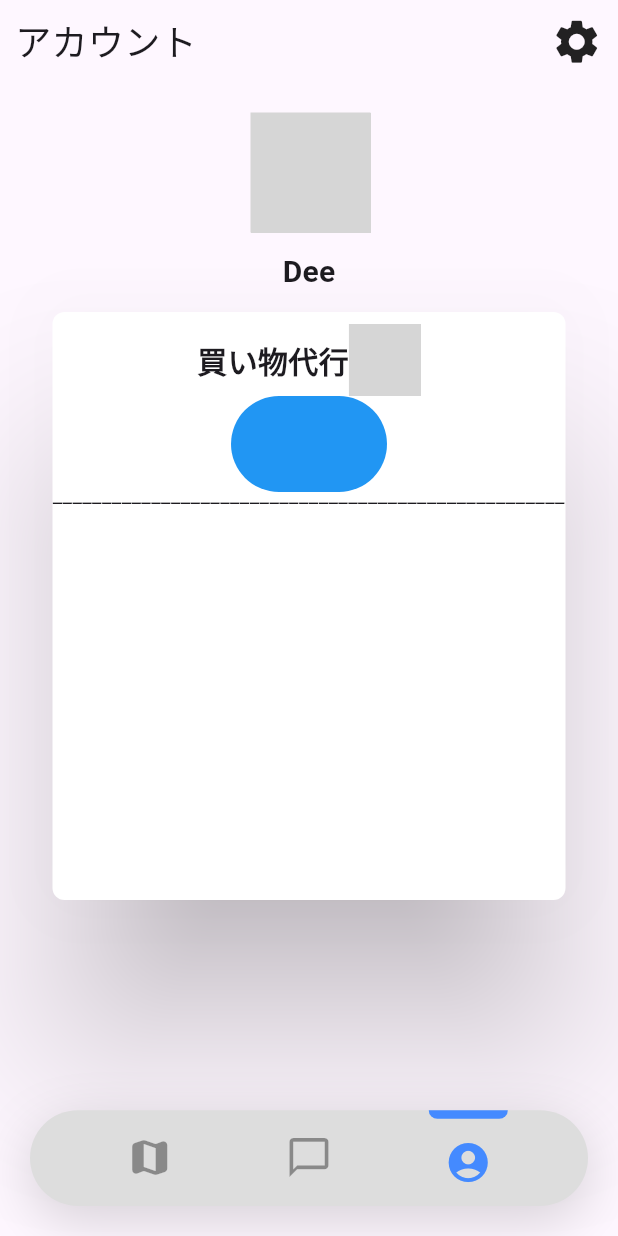
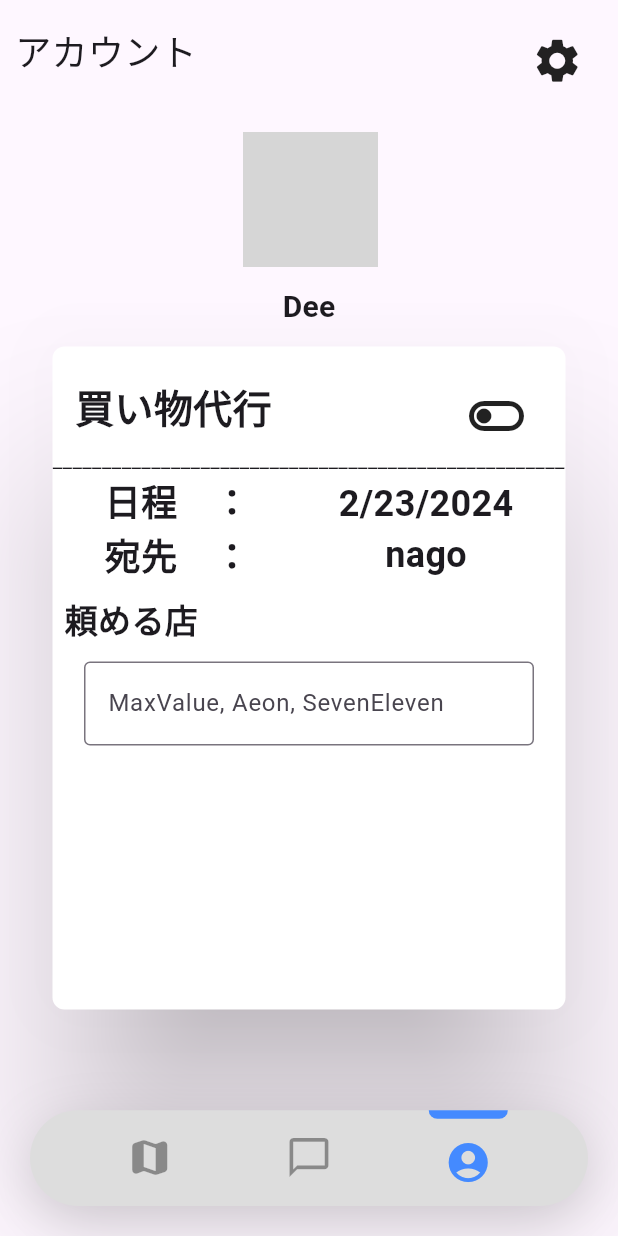
Before and after one commit to yambaru-hackathon/Group-9, a Flutter app: the screen it shows after launch, item 3 of the bottom bar chosen, on a phone screen of 412 x 824 dp. Run offline on Flutter 3.47's test engine with Material 3 defaults, Android fonts, the phone set to English and light mode, and no system bars; drawn by our look-alikes of flutter_profile_picture; our stand-ins replace cloud_firestore, firebase_auth, firebase_core; accounts and stored records are empty; grey boxes are pictures that could not be loaded.

Commit message:
account page

```diff
--- a/lib/pages/account_page.dart
+++ b/lib/pages/account_page.dart
@@ -2,6 +2,11 @@ import 'package:flutter/material.dart';
 import 'package:flutter_profile_picture/flutter_profile_picture.dart';
 
 const String name = 'Dee';
+const String date = '2/23/2024';
+const String des_city = 'nago';
+const String req_shop = 'MaxValue, Aeon, SevenEleven';
+
+
 bool switch_value = true;
 class AccountScreen extends StatelessWidget {
    const AccountScreen({Key? key}) : super(key: key);
@@ -25,13 +30,15 @@ class AccountScreen extends StatelessWidget {
                     ],
                   ),
                   Spacer(),
-                  Column(
-                    crossAxisAlignment: CrossAxisAlignment.end,
-                    children: [
-                      Padding(padding: EdgeInsets.fromLTRB(0, 0, 10, 0)),
+                  Padding(
+                    padding: EdgeInsets.fromLTRB(0, 13, 13, 0),
+                    child: Column(
+                      crossAxisAlignment: CrossAxisAlignment.end,
+                      children: [
+                      Icon(Icons.settings,size:35,),
                     ],
+                    ),
                   ),
-                  Icon(Icons.settings,size:35,),
                 ],
               ),
             ),
@@ -42,7 +49,7 @@ class AccountScreen extends StatelessWidget {
                 children: [
                  ProfilePicture(
                     name: name,
-                    radius: 40,
+                    radius: 45,
                     fontsize: 21,),
                 ],
               ),
@@ -65,7 +72,7 @@ class AccountScreen extends StatelessWidget {
               children: [
                 SizedBox(
                   width: 350,
-                  height: 400,
+                  height: 450,
                   child: Card(
                     elevation: 50,
                     shape: RoundedRectangleBorder(
@@ -75,38 +82,94 @@ class AccountScreen extends StatelessWidget {
                     child: Column(
                       children: [
                         Padding(
-                          padding: EdgeInsets.all(8.0),
+                          padding: EdgeInsets.fromLTRB(15, 13, 13, 0),
                           child: Row(
-                            mainAxisAlignment: MainAxisAlignment.center,
                             children: [
                               Column(
+                                crossAxisAlignment: CrossAxisAlignment.start,
                                 children: [
                                   Text('買い物代行', style :TextStyle(
                                     fontWeight: FontWeight.bold,
-                                    fontSize: 20,
+                                    fontSize: 26,
                                     ),
                                     ),
                                 ],
                               ),
-                              Column(
+                              Spacer(),
+                            Padding(
+                              padding: EdgeInsets.fromLTRB(0, 13, 13, 0),
+                              child: Column(
+                                crossAxisAlignment: CrossAxisAlignment.end,
                                 children: [
-                                  return buildSwitch();
-                                ],
-                              )
+                                Icon(Icons.toggle_off_outlined,size:40,),
+                              ],
+                              ),
+                            ),
                                 ],
                               ),
-                        ),
-                        Column(
-                          children: [
-                            buildSwitch(),
-                          ],
                         ),
                             Row(
                               children: [
                                 Text('____________________________________________________'),
                               ],
                             ),
-
+                           Row(
+                            mainAxisAlignment: MainAxisAlignment.spaceEvenly,
+                            children: [
+                              Column(
+                                crossAxisAlignment: CrossAxisAlignment.center,
+                                children: [
+                                  Text('日程　：　', style: TextStyle(
+                                  fontWeight: FontWeight.bold,
+                                  fontSize: 24,),
+                                  ),
+                                  Text('宛先　：　', style: TextStyle(
+                                  fontWeight: FontWeight.bold,
+                                  fontSize: 24,),
+                                  ),
+                                ],
+                              ),
+                              Column(
+                                mainAxisAlignment: MainAxisAlignment.start,
+                                crossAxisAlignment: CrossAxisAlignment.center,
+                                children: [
+                                  Text(date, style: TextStyle(fontWeight: FontWeight.bold,
+                                  fontSize: 24,),),
+                                  Text(des_city, style: TextStyle(fontWeight: FontWeight.bold,
+                                  fontSize: 24,),),
+                                ],
+                              )
+                            ],
+                           ) ,
+                          Padding(
+                            padding: EdgeInsets.all(8.0),
+                            child: Row(
+                              children: [
+                                Text('頼める店　', style: TextStyle(
+                                    fontWeight: FontWeight.bold,
+                                    fontSize: 22,),
+                                    ),
+                              ],
+                            ),
+                          ),
+                          Padding(
+                            padding: EdgeInsets.all(3.0),
+                            child: Row(
+                              mainAxisAlignment: MainAxisAlignment.center,
+                              children: [
+                                SizedBox(
+                                  width: 300,
+                                  height: 200,
+                                  child: TextField(
+                                    obscureText: true,
+                                    decoration: InputDecoration(
+                                    border: OutlineInputBorder(borderSide: BorderSide(width: 3, color: Colors.black) ),
+                                    labelText: req_shop,),
+                                  ),
+                                )
+                              ],
+                            ),
+                          )
                       ],
                     ),
                   ),
```
